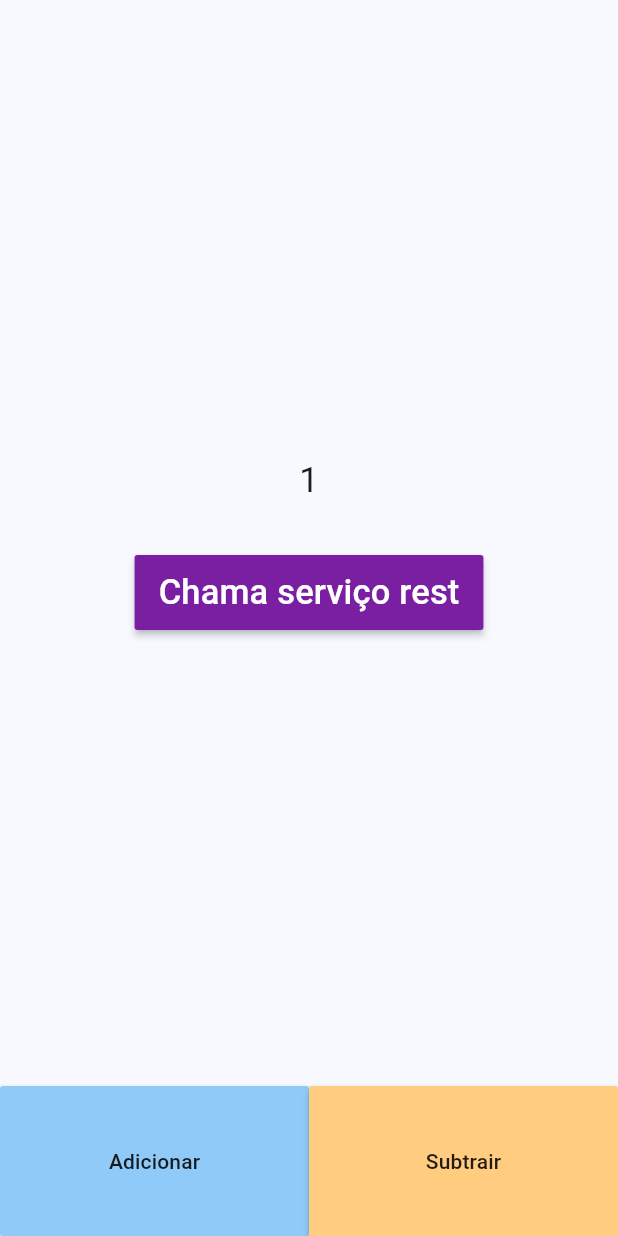
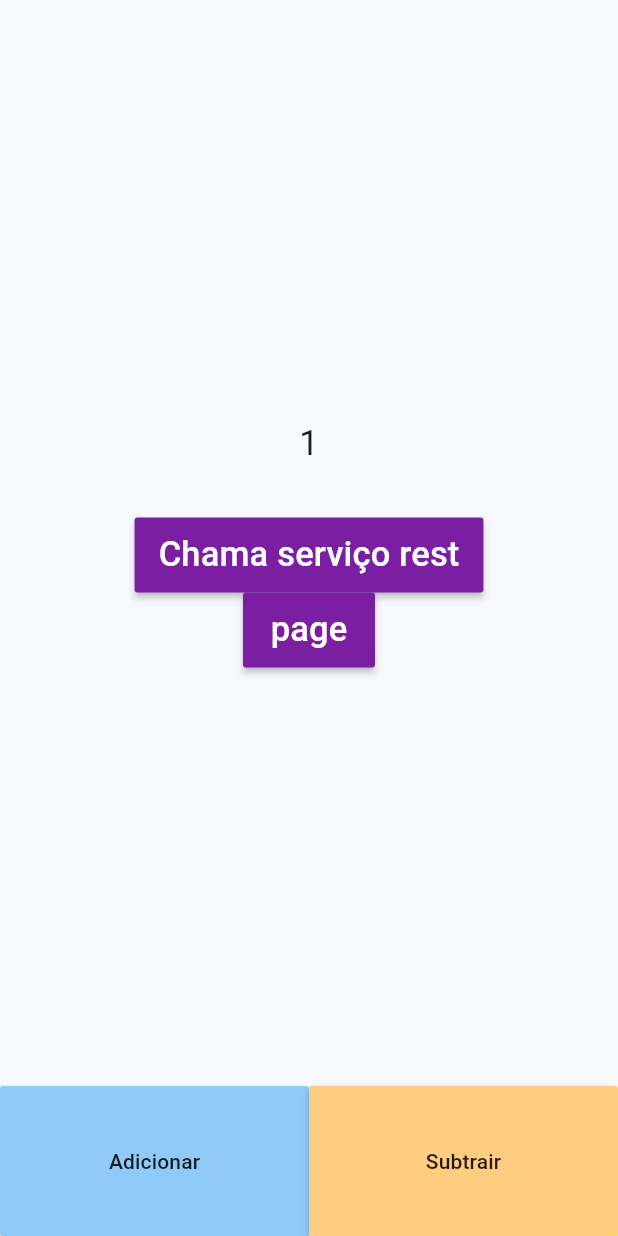
Before and after one commit to pos-crisma/poscrisma, a Flutter app: the HomePage screen opened by its route, on a phone screen of 412 x 824 dp. Run offline on Flutter 3.47's test engine with Material 2 defaults, Android fonts, the phone set to English and light mode, and no system bars; our stand-ins replace dio, flutter_modular.

```diff
--- /dev/null
+++ b/lib/app/home/features/task/reducer/state/task_state.dart
@@ -0,0 +1,5 @@
+interface class TaskState {
+  String text;
+
+  TaskState(this.text);
+}
--- a/lib/app/home/provider/reducer/action/home_action.dart
+++ b/lib/app/home/provider/reducer/action/home_action.dart
@@ -8,6 +8,7 @@ sealed class HomeAction {
   static HomeAction divided({int value = 1, String random = ""}) =>
       _Divided(random: random, value: value);
   static HomeAction webservice() => _WebService();
+  static HomeAction taskService() => _TaskService();
 
   T fold<T>(
     T Function(_Added action) added,
@@ -15,6 +16,7 @@ sealed class HomeAction {
     T Function(_Multied action) multiplay,
     T Function(_Divided action) divide,
     T Function(_WebService action) service,
+    T Function(_TaskService action) taskService,
   ) =>
       switch (this) {
         _Added action => added(action),
@@ -22,6 +24,7 @@ sealed class HomeAction {
         _Multied action => multiplay(action),
         _Divided action => divide(action),
         _WebService action => service(action),
+        _TaskService action => taskService(action),
       };
 }
 
@@ -66,3 +69,5 @@ class _Divided extends HomeAction {
 }
 
 class _WebService extends HomeAction {}
+
+class _TaskService extends HomeAction {}
--- a/lib/app/home/provider/store/home_store.dart
+++ /dev/null
@@ -1,24 +0,0 @@
-import 'package:flutter/material.dart';
-
-import '../reducer/home_reducer.dart';
-
-class HomeStore extends InheritedNotifier<HomeReducer> {
-  const HomeStore({
-    super.key,
-    required super.notifier,
-    required super.child,
-  });
-
-  static HomeReducer of(BuildContext context) {
-    final ctx = context.dependOnInheritedWidgetOfExactType<HomeStore>();
-
-    if (ctx is HomeStore) {
-      final notifier = ctx.notifier;
-      if (notifier is HomeReducer) {
-        return notifier;
-      }
-    }
-
-    return HomeReducer();
-  }
-}
--- a/lib/app/home/view/home_page.dart
+++ b/lib/app/home/view/home_page.dart
@@ -1,14 +1,15 @@
+import 'package:core/core.dart';
 import 'package:flutter/material.dart';
+import 'package:poscrisma/app/home/provider/reducer/home_reducer.dart';
 
 import '../provider/reducer/action/home_action.dart';
-import '../provider/store/home_store.dart';
 
 class HomePage extends StatelessWidget {
   const HomePage({Key? key}) : super(key: key);
 
   @override
   Widget build(BuildContext context) {
-    final viewStore = HomeStore.of(context);
+    final viewStore = context.watch<HomeReducer>();
 
     return Scaffold(
       body: Center(
@@ -39,7 +40,21 @@ class HomePage extends StatelessWidget {
                 onPressed: () {
                   viewStore.send(HomeAction.webservice());
                 },
-              )
+              ),
+              MaterialButton(
+                height: 50,
+                color: Colors.purple[700],
+                child: const Text(
+                  "page",
+                  style: TextStyle(
+                    color: Colors.white,
+                    fontSize: 23,
+                  ),
+                ),
+                onPressed: () {
+                  Modular.to.pushNamed("/home/task");
+                },
+              ),
             ],
           ),
         ),
@@ -61,8 +76,8 @@ class HomePage extends StatelessWidget {
               height: 100,
               color: Colors.orange[200],
               child: const Text("Subtrair"),
-              onPressed: () =>
-                  viewStore.send(HomeAction.subtract(random: "Subtract action")),
+              onPressed: () => viewStore
+                  .send(HomeAction.subtract(random: "Subtract action")),
             ),
           ),
         ],
--- a/modules/core/lib/manager/store/reducer/reducer.dart
+++ b/modules/core/lib/manager/store/reducer/reducer.dart
@@ -9,11 +9,11 @@ abstract class Reducer<Action, State> extends ChangeNotifier {
 
   Future<Effect> reduce(Action action);
 
-  Future<void> send(Action action) async => _effect(await reduce(action));
+  Future<T> send<T>(Action action) async => await _effect(await reduce(action));
 
   _effect(Effect effect) async => effect.fold(
         (_) => notifyListeners(),
-        (e) => e.function(),
+        (e) => e.function,
         (e) => send(e.action),
       );
 }
```
Also changed, not shown: lib/app/home/features/task/reducer/action/task_action.dart (added, +21 -0 lines), lib/app/home/features/task/reducer/task_reducer.dart (added, +34 -0 lines), lib/app/home/features/task/view/task_page.dart (added, +41 -0 lines), lib/app/home/module/home_module.dart (+14 -5 lines), lib/app/home/provider/reducer/home_reducer.dart (+9 -2 lines), modules/core/lib/manager/store/effect/effect.dart (+3 -5 lines).
